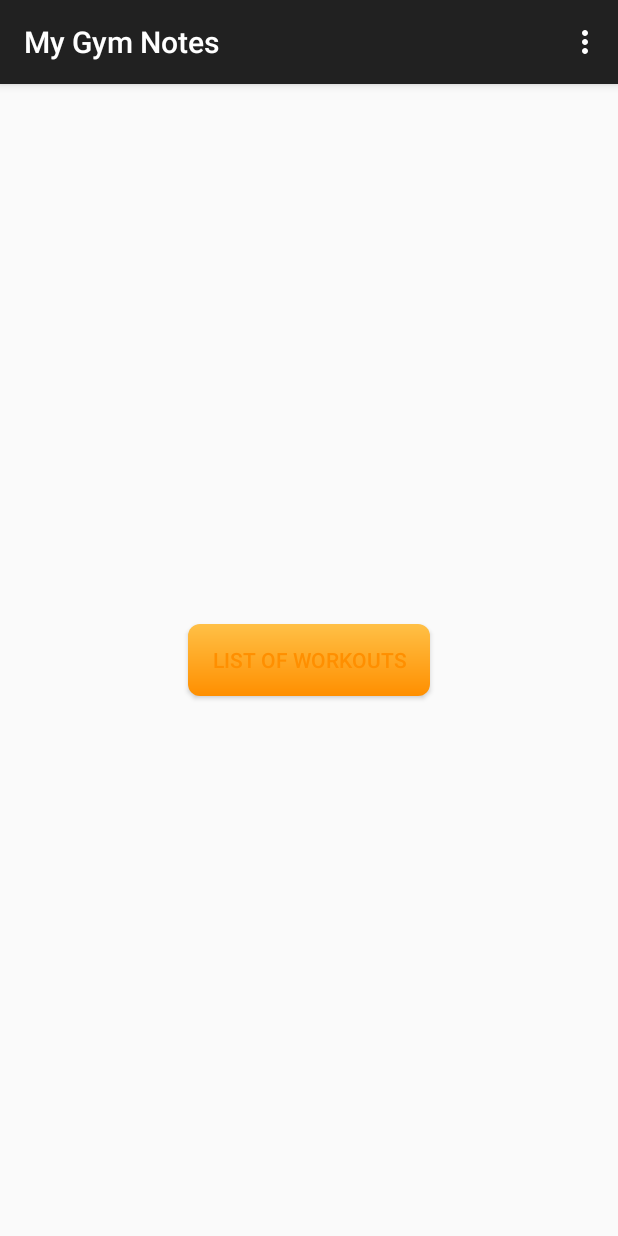
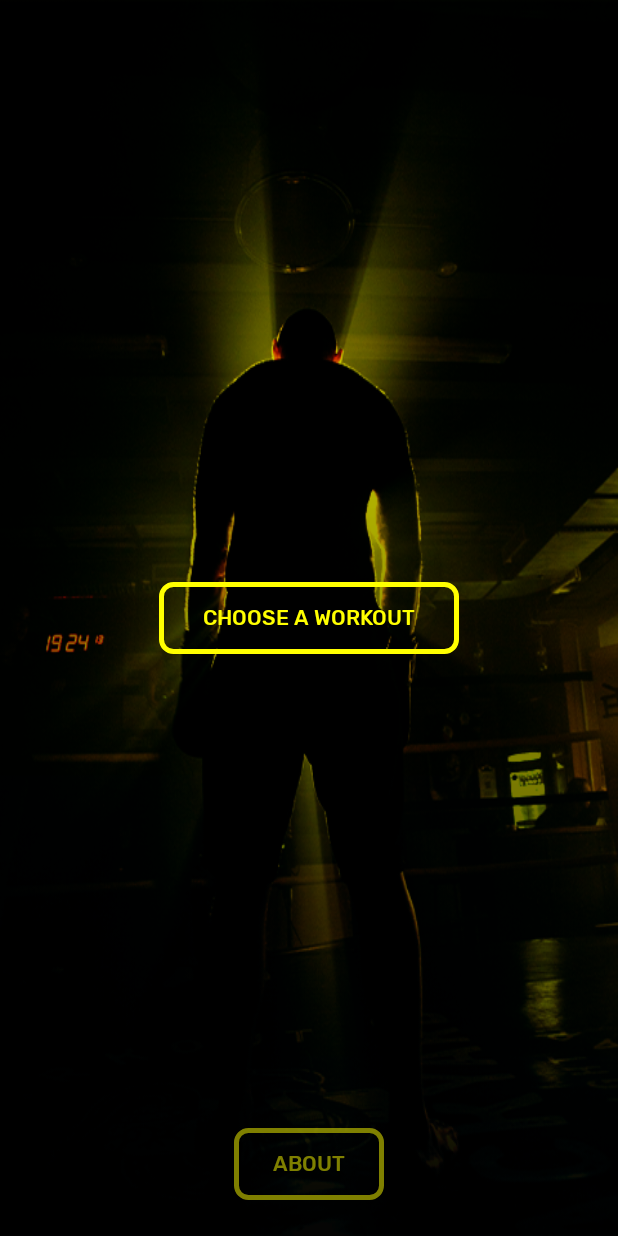
Before and after one commit to simsta6/MyGymNotes, an Android app: the screen it shows after launch (MainActivity), on a phone screen of 412 x 824 dp. Run offline under Robolectric (Android 15) with nearby library versions, the phone set to English and light mode, and no system bars; our stand-ins replace data binding, navigation-ui.

Commit message:
done with title fragment

```diff
--- a/app/src/main/java/com/example/mygymnotes/MainActivity.kt
+++ b/app/src/main/java/com/example/mygymnotes/MainActivity.kt
@@ -11,12 +11,12 @@ class MainActivity : AppCompatActivity() {
     override fun onCreate(savedInstanceState: Bundle?) {
         super.onCreate(savedInstanceState)
         val binding = DataBindingUtil.setContentView<ActivityMainBinding>(this, R.layout.activity_main)
-        val navController = this.findNavController(R.id.myNavHostFragment)
-        NavigationUI.setupActionBarWithNavController(this, navController)
+//        val navController = this.findNavController(R.id.myNavHostFragment)
+//        NavigationUI.setupActionBarWithNavController(this, navController)
     }
 
-    override fun onSupportNavigateUp(): Boolean {
-        val navController = this.findNavController(R.id.myNavHostFragment)
-        return navController.navigateUp()
-    }
+//    override fun onSupportNavigateUp(): Boolean {
+//        val navController = this.findNavController(R.id.myNavHostFragment)
+//        return navController.navigateUp()
+//    }
 }
--- a/app/src/main/java/com/example/mygymnotes/TitleFragment.kt
+++ b/app/src/main/java/com/example/mygymnotes/TitleFragment.kt
@@ -19,18 +19,6 @@ class TitleFragment : Fragment() {
             Navigation.createNavigateOnClickListener(R.id.action_titleFragment_to_workoutsFragment)
         )
 
-        setHasOptionsMenu(true)
-
         return binding.root
     }
-
-    override fun onCreateOptionsMenu(menu: Menu, inflater: MenuInflater) {
-        super.onCreateOptionsMenu(menu, inflater)
-        inflater.inflate(R.menu.overflow_menu, menu)
-    }
-
-    override fun onOptionsItemSelected(item: MenuItem): Boolean {
-        return NavigationUI.onNavDestinationSelected(item, view!!.findNavController())
-                || super.onOptionsItemSelected(item)
-    }
 }
--- a/app/src/main/res/drawable/ic_email.xml
+++ b/app/src/main/res/drawable/ic_email.xml
@@ -5,6 +5,6 @@
     android:viewportHeight="24"
     android:tint="?attr/colorControlNormal">
   <path
-      android:fillColor="@android:color/black"
+      android:fillColor="@color/secondaryTextColor"
       android:pathData="M20,4L4,4c-1.1,0 -1.99,0.9 -1.99,2L2,18c0,1.1 0.9,2 2,2h16c1.1,0 2,-0.9 2,-2L22,6c0,-1.1 -0.9,-2 -2,-2zM20,8l-8,5 -8,-5L4,6l8,5 8,-5v2z"/>
 </vector>
--- a/app/src/main/res/drawable/ic_github.xml
+++ b/app/src/main/res/drawable/ic_github.xml
@@ -1,5 +1,5 @@
 <vector android:height="24dp" android:viewportHeight="1000"
     android:viewportWidth="1000" android:width="24dp" xmlns:android="http://schemas.android.com/apk/res/android">
-    <path android:fillColor="#FF000000" android:pathData="M510.2,492.8l-1.7,-1.7l-6.7,6.7l-6.7,-6.7l-1.7,1.7l6.7,6.7l-6.7,6.7l1.7,1.7l6.7,-6.7l6.7,6.7l1.7,-1.7l-6.7,-6.7L510.2,492.8z"/>
-    <path android:fillColor="#FF000000" android:pathData="M500,990C229.5,990 10,770.7 10,500C10,229.5 229.3,10 500,10c270.7,0 490,219.3 490,490C989.8,770.7 770.5,990 500,990zM500,86C271.2,86 85.8,271.4 85.8,500.2c0,186.3 123.1,343.9 292.4,396c0,-9.6 0,-66.6 0,-76.9c-0.9,-0.7 -97,28.2 -138.5,-41.2c-6.5,-11.3 -17.4,-51 -46,-72.9c-1.1,-0.9 -22.4,-11.7 -24.3,-22.4c-0.2,-1.5 1.3,-4.6 3.5,-5.4c2.2,-0.9 37.3,-15.2 76.4,34.3c11.7,16.5 38.4,79.9 131.6,40.8c2.6,-9.8 7.6,-32.3 37.1,-38.4c-138.7,-16.5 -202.1,-69 -221.7,-187.1c-12.4,-80.5 11.3,-147.4 46.7,-180.4c-5.4,-6.9 -23,-65.8 4.3,-128.1c29.7,-5.9 84.5,15.4 132.4,49.7c67.7,-24.3 195,-18 240.5,0c21.7,-17.8 99,-59.5 132,-49.7c9.8,24.7 23.9,84.5 4.3,128.1c43.2,44.3 55.4,101.4 47.5,171.5c-9.6,106.4 -74.9,182.4 -221.9,194.7c37.1,25.4 38.6,65.1 39.9,80.8c0.2,36.5 -0.4,86.2 0,102c169.1,-52.1 292,-209.7 292,-396C914.2,271.4 728.8,86 500,86z"/>
+    <path android:fillAlpha="0.6" android:fillColor="@color/secondaryTextColor" android:pathData="M510.2,492.8l-1.7,-1.7l-6.7,6.7l-6.7,-6.7l-1.7,1.7l6.7,6.7l-6.7,6.7l1.7,1.7l6.7,-6.7l6.7,6.7l1.7,-1.7l-6.7,-6.7L510.2,492.8z"/>
+    <path android:fillAlpha="0.6" android:fillColor="@color/secondaryTextColor" android:pathData="M500,990C229.5,990 10,770.7 10,500C10,229.5 229.3,10 500,10c270.7,0 490,219.3 490,490C989.8,770.7 770.5,990 500,990zM500,86C271.2,86 85.8,271.4 85.8,500.2c0,186.3 123.1,343.9 292.4,396c0,-9.6 0,-66.6 0,-76.9c-0.9,-0.7 -97,28.2 -138.5,-41.2c-6.5,-11.3 -17.4,-51 -46,-72.9c-1.1,-0.9 -22.4,-11.7 -24.3,-22.4c-0.2,-1.5 1.3,-4.6 3.5,-5.4c2.2,-0.9 37.3,-15.2 76.4,34.3c11.7,16.5 38.4,79.9 131.6,40.8c2.6,-9.8 7.6,-32.3 37.1,-38.4c-138.7,-16.5 -202.1,-69 -221.7,-187.1c-12.4,-80.5 11.3,-147.4 46.7,-180.4c-5.4,-6.9 -23,-65.8 4.3,-128.1c29.7,-5.9 84.5,15.4 132.4,49.7c67.7,-24.3 195,-18 240.5,0c21.7,-17.8 99,-59.5 132,-49.7c9.8,24.7 23.9,84.5 4.3,128.1c43.2,44.3 55.4,101.4 47.5,171.5c-9.6,106.4 -74.9,182.4 -221.9,194.7c37.1,25.4 38.6,65.1 39.9,80.8c0.2,36.5 -0.4,86.2 0,102c169.1,-52.1 292,-209.7 292,-396C914.2,271.4 728.8,86 500,86z"/>
 </vector>
--- /dev/null
+++ b/app/src/main/res/drawable/main_buttonshape.xml
@@ -0,0 +1,14 @@
+<?xml version="1.0" encoding="utf-8"?>
+<shape xmlns:android="http://schemas.android.com/apk/res/android" android:shape="rectangle" >
+    <corners
+        android:radius="8dp"
+        />
+    <solid
+        android:color="@android:color/transparent"
+
+        />
+    <stroke
+        android:width="3dp"
+        android:color="@color/secondaryColor"
+        />
+</shape>
--- a/app/src/main/res/layout/fragment_title.xml
+++ b/app/src/main/res/layout/fragment_title.xml
@@ -8,22 +8,43 @@
     <androidx.constraintlayout.widget.ConstraintLayout
         android:layout_width="match_parent"
         android:layout_height="match_parent"
-        tools:context=".TitleFragment">
+        tools:context=".TitleFragment"
+        android:background="@drawable/title_background">
+
 
         <Button
             android:id="@+id/listOfWorkoutsBtn"
-            android:layout_width="wrap_content"
+            android:layout_width="200dp"
             android:layout_height="wrap_content"
+            android:background="@drawable/main_buttonshape"
+            android:fontFamily="@font/rubik_medium"
+            android:paddingStart="@dimen/medium_padding"
+            android:paddingEnd="@dimen/medium_padding"
             android:text="@string/workouts_list"
+            android:textColor="@color/secondaryColor"
             app:layout_constraintBottom_toBottomOf="parent"
             app:layout_constraintEnd_toEndOf="parent"
             app:layout_constraintStart_toStartOf="parent"
             app:layout_constraintTop_toTopOf="parent"
-            android:background="@drawable/buttonshape"
+            android:elevation="16dp"/>
+
+        <Button
+            android:id="@+id/aboutBtn"
+            android:layout_width="100dp"
+            android:layout_height="wrap_content"
+            android:layout_marginBottom="24dp"
+            android:alpha="0.5"
+            android:background="@drawable/main_buttonshape"
+            android:fontFamily="@font/rubik_medium"
             android:paddingStart="@dimen/medium_padding"
             android:paddingEnd="@dimen/medium_padding"
+            android:text="@string/about"
             android:textColor="@color/secondaryColor"
-            />
+            app:layout_constraintBottom_toBottomOf="parent"
+            app:layout_constraintEnd_toEndOf="parent"
+            app:layout_constraintStart_toStartOf="parent"
+            app:layout_constraintTop_toBottomOf="@+id/listOfWorkoutsBtn"
+            app:layout_constraintVertical_bias="1" />
 
     </androidx.constraintlayout.widget.ConstraintLayout>
 </layout>
--- a/app/src/main/res/menu/overflow_menu.xml
+++ /dev/null
@@ -1,8 +0,0 @@
-<?xml version="1.0" encoding="utf-8"?>
-<menu xmlns:app="http://schemas.android.com/apk/res-auto"
-    xmlns:android="http://schemas.android.com/apk/res/android">
-
-    <item
-        android:id="@+id/aboutFragment"
-        android:title="@string/about" />
-</menu>
--- a/app/src/main/res/values/colors.xml
+++ b/app/src/main/res/values/colors.xml
@@ -5,9 +5,9 @@
     <color name="primaryColor">#212121</color>
     <color name="primaryLightColor">#484848</color>
     <color name="primaryDarkColor">#000000</color>
-    <color name="secondaryColor">#ff8f00</color>
-    <color name="secondaryLightColor">#ffc046</color>
-    <color name="secondaryDarkColor">#c56000</color>
+    <color name="secondaryColor">#ffff00</color>
+    <color name="secondaryLightColor">#ffff5a</color>
+    <color name="secondaryDarkColor">#c7cc00</color>
     <color name="primaryTextColor">#ffffff</color>
     <color name="secondaryTextColor">#000000</color>
 </resources>
--- a/app/src/main/res/values/strings.xml
+++ b/app/src/main/res/values/strings.xml
@@ -6,7 +6,7 @@
     <string name="fragment_edit_workout">Edit Workout</string>
     <string name="fragment_add_exercise">Add Exercise</string>
 
-    <string name="workouts_list">List of workouts</string>
+    <string name="workouts_list">Choose a workout</string>
     <string name="edit_workout">Edit workout</string>
     <string name="add_exercise">Add exercise</string>
     <string name="start_workout">Start workout</string>
--- a/app/src/main/res/values/styles.xml
+++ b/app/src/main/res/values/styles.xml
@@ -1,8 +1,12 @@
 <resources>
-    <style name="AppTheme" parent="Theme.AppCompat.Light.DarkActionBar">
+    <style name="AppTheme" parent="Theme.AppCompat.Light.NoActionBar">
         <item name="colorPrimary">@color/primaryColor</item>
         <item name="colorPrimaryDark">@color/primaryDarkColor</item>
+    </style>
 
+    <style name="NoActionBarTheme" parent="Theme.AppCompat.Light.NoActionBar">
+        <item name="colorPrimary">@color/primaryColor</item>
+        <item name="colorPrimaryDark">@color/primaryDarkColor</item>
     </style>
 
     <style name="subtitle1Text">
@@ -24,7 +28,7 @@
     </style>
 
     <style name="smallButtonStyle">
-        <item name="tint">@color/primaryTextColor</item>
+        <item name="tint">@color/secondaryTextColor</item>
         <item name="android:layout_width">48dp</item>
         <item name="android:layout_height">48dp</item>
         <item name="android:layout_marginBottom">16dp</item>
```
Also changed, not shown: app/src/main/res/layout/fragment_about.xml (+8 -6 lines), app/src/main/res/drawable-hdpi/title_background.png (added), app/src/main/res/drawable-mdpi/title_background.png (added), app/src/main/res/drawable-xhdpi/title_background.png (added), app/src/main/res/drawable-xxhdpi/title_background.png (added), app/src/main/res/drawable-xxxhdpi/title_background.png (added), app/src/main/res/font/rubik_medium.ttf (added).
